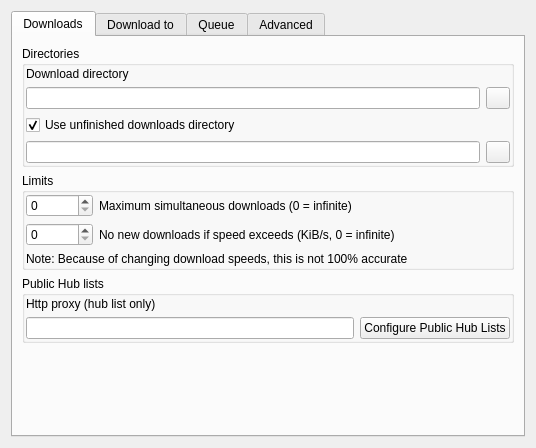
Qt form eiskaltdcpp-qt/ui/UISettingsDownloads.ui (eiskaltdcpp/eiskaltdcpp) before a commit.
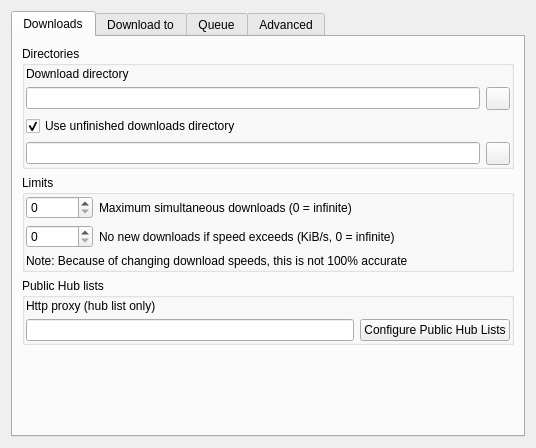
The same form after that commit. Custom widgets are drawn as their Qt base class.

Diff of the .ui file:
```diff
--- a/eiskaltdcpp-qt/ui/UISettingsDownloads.ui
+++ b/eiskaltdcpp-qt/ui/UISettingsDownloads.ui
@@ -61,32 +61,6 @@
             </property>
            </widget>
           </item>
-          <item row="1" column="1">
-           <widget class="QPushButton" name="pushButton_BROWSE">
-            <property name="maximumSize">
-             <size>
-              <width>24</width>
-              <height>16777215</height>
-             </size>
-            </property>
-            <property name="text">
-             <string/>
-            </property>
-           </widget>
-          </item>
-          <item row="3" column="1">
-           <widget class="QPushButton" name="pushButton_BROWSE1">
-            <property name="maximumSize">
-             <size>
-              <width>24</width>
-              <height>16777215</height>
-             </size>
-            </property>
-            <property name="text">
-             <string/>
-            </property>
-           </widget>
-          </item>
           <item row="2" column="0">
            <widget class="QCheckBox" name="checkBox_NO_USE_TEMP_DIR">
             <property name="text">
@@ -97,6 +71,32 @@
             </property>
            </widget>
           </item>
+          <item row="1" column="1">
+           <widget class="QToolButton" name="toolButton_BROWSE">
+            <property name="maximumSize">
+             <size>
+              <width>24</width>
+              <height>16777215</height>
+             </size>
+            </property>
+            <property name="text">
+             <string/>
+            </property>
+           </widget>
+          </item>
+          <item row="3" column="1">
+           <widget class="QToolButton" name="toolButton_BROWSE1">
+            <property name="maximumSize">
+             <size>
+              <width>24</width>
+              <height>16777215</height>
+             </size>
+            </property>
+            <property name="text">
+             <string/>
+            </property>
+           </widget>
+          </item>
          </layout>
         </widget>
        </item>
```
Left out of the diff: 22 changed lines with no effect on the pictures.
